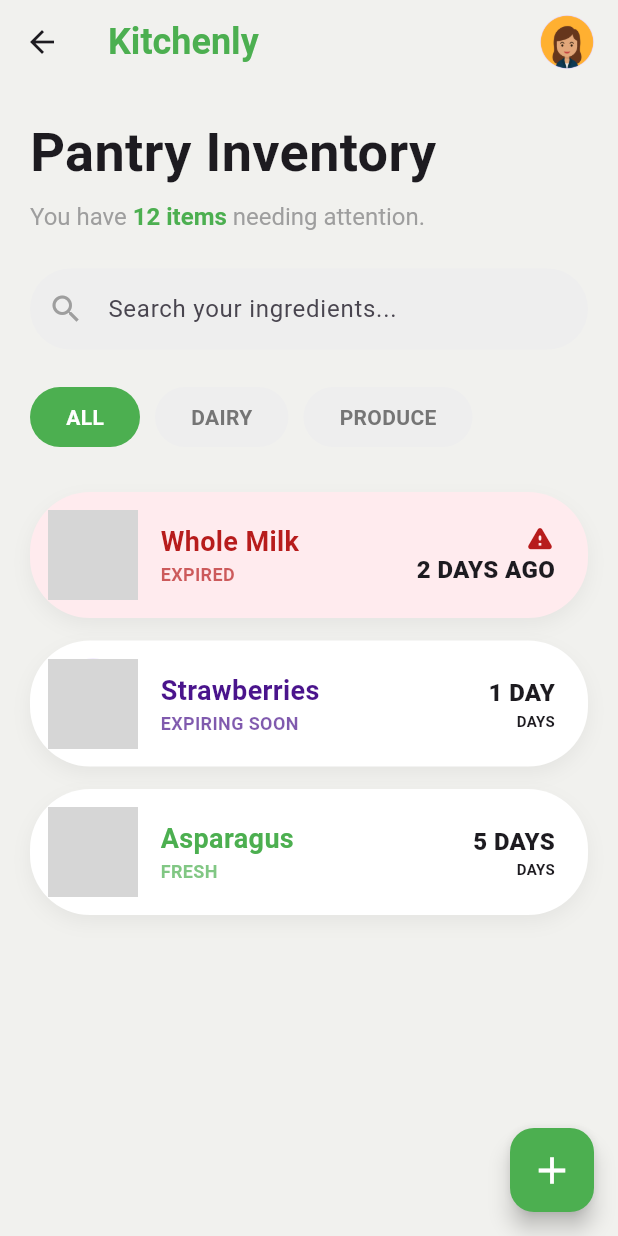
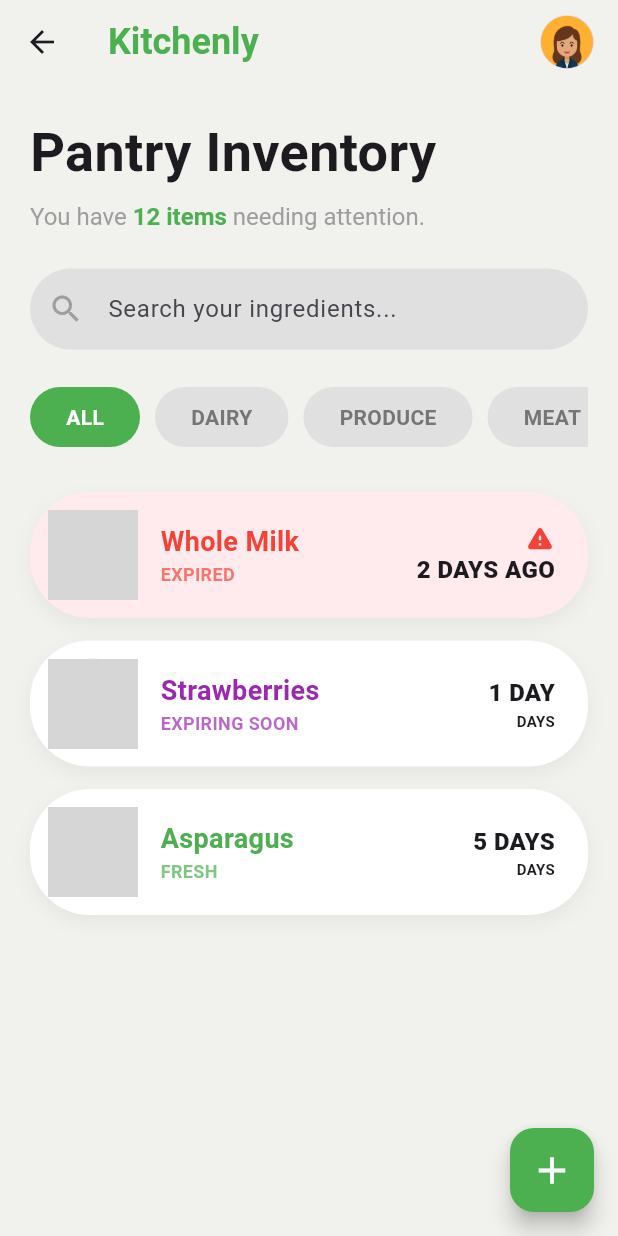
Before and after one commit to MariamElbeshbeeshy/Smart-Kitchen, a Flutter app: the PantryInventoryScreen screen opened directly, on a phone screen of 412 x 824 dp. Run offline on Flutter 3.47's test engine with Material 3 defaults, Android fonts, the phone set to English and light mode, and no system bars; grey boxes are pictures that could not be loaded.

Commit message:
Implement pantry inventory features with UI components and models

```diff
--- a/lib/main.dart
+++ b/lib/main.dart
@@ -10,6 +10,9 @@ class MainApp extends StatelessWidget {
 
   @override
   Widget build(BuildContext context) {
-    return const MaterialApp(home: NavigationView());
+    return const MaterialApp(
+      debugShowCheckedModeBanner: false,
+      home: NavigationView(),
+    );
   }
 }
--- /dev/null
+++ b/lib/models/pantry_item_model.dart
@@ -0,0 +1,83 @@
+import 'package:flutter/material.dart';
+
+enum PantryStatus { expired, expiringSoon, fresh }
+
+class PantryItemModel {
+  final String name;
+  final DateTime expiryDate;
+  final int quantity;
+  final String image;
+  final String category;
+
+  const PantryItemModel({
+    required this.name,
+    required this.expiryDate,
+    required this.quantity,
+    required this.image,
+    required this.category,
+  });
+
+  PantryStatus get status {
+    final now = DateTime.now();
+    final difference = expiryDate
+        .difference(DateTime(now.year, now.month, now.day))
+        .inDays;
+
+    if (difference < 0) {
+      return PantryStatus.expired;
+    } else if (difference <= 2) {
+      return PantryStatus.expiringSoon;
+    } else {
+      return PantryStatus.fresh;
+    }
+  }
+
+  String get statusText {
+    switch (status) {
+      case PantryStatus.expired:
+        return 'EXPIRED';
+      case PantryStatus.expiringSoon:
+        return 'EXPIRING SOON';
+      case PantryStatus.fresh:
+        return 'FRESH';
+    }
+  }
+
+  String get timeInfoText {
+    final now = DateTime.now();
+    final difference = expiryDate
+        .difference(DateTime(now.year, now.month, now.day))
+        .inDays;
+    if (difference < 0) {
+      return '${difference.abs()} ${difference.abs() == 1 ? "DAY" : "DAYS"} AGO';
+    } else if (difference == 0) {
+      return 'TODAY';
+    } else {
+      return '$difference';
+    }
+  }
+
+  Color get statusColor {
+    switch (status) {
+      case PantryStatus.expired:
+        return Color(0xffA70138);
+      case PantryStatus.expiringSoon:
+        return Color(0xff6D3453);
+      case PantryStatus.fresh:
+        return Color(0xff3E6358);
+    }
+  }
+
+  Color get cardColor {
+    switch (status) {
+      case PantryStatus.expired:
+        return const Color(0xFFFFEFEF);
+      case PantryStatus.expiringSoon:
+        return Colors.white;
+      case PantryStatus.fresh:
+        return Colors.white;
+    }
+  }
+
+  bool get showWarning => status == PantryStatus.expired;
+}
--- a/lib/views/navigation_view.dart
+++ b/lib/views/navigation_view.dart
@@ -14,9 +14,9 @@ class _NavigationViewState extends State<NavigationView> {
   int _selectedIndex = 2;
 
   final List<Widget> _pages = [
-    Center(child: Text("welcome in Home")),
     PantryInventoryScreen(),
     Center(child: Text("welcome in AI Cook")),
+    Center(child: Text("welcome in Home")),
     Center(child: Text("welcome in Cart")),
     Center(child: Text("welcome in Profile")),
   ];
@@ -59,10 +59,6 @@ class _NavigationViewState extends State<NavigationView> {
             unselectedLabelStyle: const TextStyle(fontSize: 12),
             items: [
               BottomNavigationBarItem(
-                icon: Icon(Icons.home_filled),
-                label: "Home",
-              ),
-              BottomNavigationBarItem(
                 icon: Icon(Icons.inventory_2_outlined),
                 label: "Inventory",
               ),
@@ -70,6 +66,10 @@ class _NavigationViewState extends State<NavigationView> {
               BottomNavigationBarItem(
                 icon: Icon(Icons.smart_toy_outlined),
                 label: "AI Cook",
+              ),
+              BottomNavigationBarItem(
+                icon: Icon(Icons.home_filled),
+                label: "Home",
               ),
 
               BottomNavigationBarItem(
--- a/lib/views/pantry/pantry_view.dart
+++ b/lib/views/pantry/pantry_view.dart
@@ -1,5 +1,10 @@
 import 'package:flutter/material.dart';
 import 'package:smart_kitchen/helper/constants.dart';
+import 'package:smart_kitchen/widgets/category_filters.dart';
+import 'package:smart_kitchen/widgets/custom_appbar.dart';
+import 'package:smart_kitchen/widgets/pantry_header.dart';
+import 'package:smart_kitchen/widgets/pantry_list.dart';
+import 'package:smart_kitchen/widgets/pantry_search_bar.dart';
 
 class PantryInventoryScreen extends StatelessWidget {
   const PantryInventoryScreen({super.key});
@@ -7,237 +12,29 @@ class PantryInventoryScreen extends StatelessWidget {
   @override
   Widget build(BuildContext context) {
     return Scaffold(
-      backgroundColor: kBackgroundColor, // #f5fbef
-      appBar: _buildAppBar(),
+      backgroundColor: kBackgroundColor,
+      appBar: const PantryAppBar(),
       floatingActionButton: FloatingActionButton(
         onPressed: () {},
-        backgroundColor: kPrimaryColor, // #4caf50
+        backgroundColor: kPrimaryColor,
         child: const Icon(Icons.add, color: Colors.white, size: 30),
       ),
-      body: SingleChildScrollView(
-        padding: const EdgeInsets.symmetric(horizontal: 20),
+      body: const SingleChildScrollView(
+        padding: EdgeInsets.symmetric(horizontal: 20),
         child: Column(
           crossAxisAlignment: CrossAxisAlignment.start,
           children: [
-            const SizedBox(height: 20),
-            _buildHeader(),
-            const SizedBox(height: 25),
-            _buildSearchBar(),
-            const SizedBox(height: 25),
-            _buildCategoryFilters(),
-            const SizedBox(height: 30),
-            _buildInventoryList(),
+            SizedBox(height: 20),
+            PantryHeader(itemCount: 12),
+            SizedBox(height: 25),
+            PantrySearchBar(),
+            SizedBox(height: 25),
+            CategoryFilters(),
+            SizedBox(height: 30),
+            PantryList(),
           ],
         ),
       ),
     );
   }
-
-  PreferredSizeWidget _buildAppBar() {
-    return AppBar(
-      backgroundColor: Colors.transparent,
-      elevation: 0,
-      title: Text(
-        'Kitchenly',
-        style: TextStyle(
-          color: kPrimaryColor, // #097622
-          fontWeight: FontWeight.bold,
-          fontSize: 24,
-        ),
-      ),
-      actions: [
-        Padding(
-          padding: const EdgeInsets.only(right: 16),
-          child: CircleAvatar(
-            radius: 18,
-            backgroundImage: AssetImage(
-              'assets/images/pngtree-women-cartoon-avatar-in-flat-style-png-image_6110776.png',
-            ), // Using Mariam's profile image
-          ),
-        ),
-      ],
-    );
-  }
-
-  Widget _buildHeader() {
-    return Column(
-      crossAxisAlignment: CrossAxisAlignment.start,
-      children: [
-        const Text(
-          'Pantry Inventory',
-          style: TextStyle(fontSize: 36, fontWeight: FontWeight.w700),
-        ),
-        const SizedBox(height: 8),
-        RichText(
-          text: TextSpan(
-            style: const TextStyle(color: Colors.grey, fontSize: 16),
-            children: [
-              const TextSpan(text: 'You have '),
-              TextSpan(
-                text: '12 items',
-                style: TextStyle(
-                  color: kPrimaryColor,
-                  fontWeight: FontWeight.bold,
-                ),
-              ),
-              const TextSpan(text: ' needing attention.'),
-            ],
-          ),
-        ),
-      ],
-    );
-  }
-
-  Widget _buildSearchBar() {
-    return Container(
-      decoration: BoxDecoration(
-        color: Colors.grey[200],
-        borderRadius: BorderRadius.circular(30),
-      ),
-      child: const TextField(
-        decoration: InputDecoration(
-          hintText: 'Search your ingredients...',
-          prefixIcon: Icon(Icons.search, color: Colors.grey),
-          border: InputBorder.none,
-          contentPadding: EdgeInsets.symmetric(vertical: 15),
-        ),
-      ),
-    );
-  }
-
-  Widget _buildCategoryFilters() {
-    return Row(
-      children: [
-        _filterChip('ALL', isSelected: true),
-        const SizedBox(width: 10),
-        _filterChip('DAIRY'),
-        const SizedBox(width: 10),
-        _filterChip('PRODUCE'),
-      ],
-    );
-  }
-
-  Widget _filterChip(String label, {bool isSelected = false}) {
-    return Container(
-      padding: const EdgeInsets.symmetric(horizontal: 24, vertical: 10),
-      decoration: BoxDecoration(
-        color: isSelected ? kPrimaryColor : Colors.grey[200],
-        borderRadius: BorderRadius.circular(20),
-      ),
-      child: Text(
-        label,
-        style: TextStyle(
-          color: isSelected ? Colors.white : Colors.grey[600],
-          fontWeight: FontWeight.bold,
-        ),
-      ),
-    );
-  }
-
-  Widget _buildInventoryList() {
-    // These would typically come from your Cubit state
-    return Column(
-      children: [
-        _inventoryCard(
-          name: 'Whole Milk',
-          status: 'EXPIRED',
-          timeInfo: '2 DAYS AGO',
-          image: 'assets/images/milk.png',
-          cardColor: const Color(0xFFFFEBEE), // Light red for expired
-          statusColor: Colors.red[900]!,
-          showWarning: true,
-        ),
-        _inventoryCard(
-          name: 'Strawberries',
-          status: 'EXPIRING SOON',
-          timeInfo: '1 DAY',
-          image: 'assets/images/strawberries.png',
-          statusColor: Colors.purple[900]!,
-        ),
-        _inventoryCard(
-          name: 'Asparagus',
-          status: 'FRESH',
-          timeInfo: '5 DAYS',
-          image: 'assets/images/asparagus.png',
-          statusColor: kPrimaryColor,
-        ),
-        // Add more items here...
-      ],
-    );
-  }
-
-  Widget _inventoryCard({
-    required String name,
-    required String status,
-    required String timeInfo,
-    required String image,
-    required Color statusColor,
-    Color cardColor = Colors.white,
-    bool showWarning = false,
-  }) {
-    return Container(
-      margin: const EdgeInsets.only(bottom: 15),
-      padding: const EdgeInsets.all(12),
-      decoration: BoxDecoration(
-        color: cardColor,
-        borderRadius: BorderRadius.circular(40),
-        boxShadow: [
-          BoxShadow(
-            color: Colors.black.withOpacity(0.05),
-            blurRadius: 10,
-            offset: const Offset(0, 5),
-          ),
-        ],
-      ),
-      child: Row(
-        children: [
-          CircleAvatar(radius: 30, backgroundImage: AssetImage(image)),
-          const SizedBox(width: 15),
-          Expanded(
-            child: Column(
-              crossAxisAlignment: CrossAxisAlignment.start,
-              children: [
-                Text(
-                  name,
-                  style: TextStyle(
-                    fontSize: 18,
-                    fontWeight: FontWeight.bold,
-                    color: statusColor,
-                  ),
-                ),
-                Text(
-                  status,
-                  style: TextStyle(
-                    fontSize: 12,
-                    fontWeight: FontWeight.bold,
-                    color: statusColor.withOpacity(0.7),
-                  ),
-                ),
-              ],
-            ),
-          ),
-          Column(
-            crossAxisAlignment: CrossAxisAlignment.end,
-            children: [
-              if (showWarning)
-                Icon(Icons.warning_rounded, color: statusColor, size: 20),
-              Text(
-                timeInfo,
-                style: const TextStyle(
-                  fontWeight: FontWeight.w900,
-                  fontSize: 16,
-                ),
-              ),
-              if (!showWarning)
-                const Text(
-                  'DAYS',
-                  style: TextStyle(fontSize: 10, fontWeight: FontWeight.bold),
-                ),
-            ],
-          ),
-          const SizedBox(width: 10),
-        ],
-      ),
-    );
-  }
 }
--- /dev/null
+++ b/lib/widgets/category_filters.dart
@@ -0,0 +1,51 @@
+import 'package:flutter/material.dart';
+import 'package:smart_kitchen/helper/constants.dart';
+
+class CategoryFilters extends StatefulWidget {
+  const CategoryFilters({super.key});
+
+  @override
+  State<CategoryFilters> createState() => _CategoryFiltersState();
+}
+
+class _CategoryFiltersState extends State<CategoryFilters> {
+  String _selectedCategory = 'ALL';
+  final List<String> _categories = ['ALL', 'DAIRY', 'PRODUCE', 'MEAT'];
+
+  @override
+  Widget build(BuildContext context) {
+    return SingleChildScrollView(
+      scrollDirection: Axis.horizontal,
+      child: Row(
+        children: _categories.map((category) {
+          final isSelected = _selectedCategory == category;
+          return Padding(
+            padding: const EdgeInsets.only(right: 10),
+            child: GestureDetector(
+              onTap: () {
+                setState(() {
+                  _selectedCategory = category;
+                });
+              },
+              child: AnimatedContainer(
+                duration: const Duration(milliseconds: 200),
+                padding: const EdgeInsets.symmetric(horizontal: 24, vertical: 10),
+                decoration: BoxDecoration(
+                  color: isSelected ? kPrimaryColor : Colors.grey[300],
+                  borderRadius: BorderRadius.circular(25),
+                ),
+                child: Text(
+                  category,
+                  style: TextStyle(
+                    color: isSelected ? Colors.white : Colors.grey[600],
+                    fontWeight: FontWeight.bold,
+                  ),
+                ),
+              ),
+            ),
+          );
+        }).toList(),
+      ),
+    );
+  }
+}
--- /dev/null
+++ b/lib/widgets/custom_appbar.dart
@@ -0,0 +1,36 @@
+import 'package:flutter/material.dart';
+import 'package:smart_kitchen/helper/constants.dart';
+
+class PantryAppBar extends StatelessWidget implements PreferredSizeWidget {
+  const PantryAppBar({super.key});
+
+  @override
+  Widget build(BuildContext context) {
+    return AppBar(
+      backgroundColor: Colors.transparent,
+      elevation: 0,
+      title: const Text(
+        'Kitchenly',
+        style: TextStyle(
+          color: kPrimaryColor,
+          fontWeight: FontWeight.bold,
+          fontSize: 24,
+        ),
+      ),
+      actions: const [
+        Padding(
+          padding: EdgeInsets.only(right: 16),
+          child: CircleAvatar(
+            radius: 18,
+            backgroundImage: AssetImage(
+              'assets/images/pngtree-women-cartoon-avatar-in-flat-style-png-image_6110776.png',
+            ),
+          ),
+        ),
+      ],
+    );
+  }
+
+  @override
+  Size get preferredSize => const Size.fromHeight(kToolbarHeight);
+}
--- /dev/null
+++ b/lib/widgets/pantry_card.dart
@@ -0,0 +1,78 @@
+import 'package:flutter/material.dart';
+
+class PantryCard extends StatelessWidget {
+  final String name;
+  final String status;
+  final String timeInfo;
+  final String image;
+  final Color statusColor;
+  final Color cardColor;
+  final bool showWarning;
+
+  const PantryCard({
+    super.key,
+    required this.name,
+    required this.status,
+    required this.timeInfo,
+    required this.image,
+    required this.statusColor,
+    this.cardColor = Colors.white,
+    this.showWarning = false,
+  });
+
+  @override
+  Widget build(BuildContext context) {
+    return Container(
+      margin: const EdgeInsets.only(bottom: 15),
+      padding: const EdgeInsets.all(12),
+      decoration: BoxDecoration(
+        color: cardColor,
+        borderRadius: BorderRadius.circular(40),
+        boxShadow: [
+          BoxShadow(
+            color: Colors.black.withOpacity(0.05),
+            blurRadius: 10,
+            offset: const Offset(0, 5),
+          ),
+        ],
+      ),
+      child: Row(
+        children: [
+          CircleAvatar(radius: 30, backgroundImage: AssetImage(image)),
+          const SizedBox(width: 15),
+          Expanded(
+            child: Column(
+              crossAxisAlignment: CrossAxisAlignment.start,
+              children: [
+                Text(
+                  name,
+                  style: TextStyle(fontSize: 18, fontWeight: FontWeight.bold, color: statusColor),
+                ),
+                Text(
+                  status,
+                  style: TextStyle(fontSize: 12, fontWeight: FontWeight.bold, color: statusColor.withOpacity(0.7)),
+                ),
+              ],
+            ),
+          ),
+          Column(
+            crossAxisAlignment: CrossAxisAlignment.end,
+            children: [
+              if (showWarning) Icon(Icons.warning_rounded, color: statusColor, size: 20),
+              Text(
+                timeInfo,
+                style: const TextStyle(fontWeight: FontWeight.w900, fontSize: 16),
+              ),
+              if (!showWarning)
+                const Text(
+                  'DAYS',
+                  style: TextStyle(fontSize: 10, fontWeight: FontWeight.bold),
+                ),
+            ],
+          ),
+          const SizedBox(width: 10),
+        ],
+      ),
+    );
+  }
+}
--- /dev/null
+++ b/lib/widgets/pantry_header.dart
@@ -0,0 +1,38 @@
+import 'package:flutter/material.dart';
+import 'package:smart_kitchen/helper/constants.dart';
+
+class PantryHeader extends StatelessWidget {
+  final int itemCount;
+
+  const PantryHeader({super.key, required this.itemCount});
+
+  @override
+  Widget build(BuildContext context) {
+    return Column(
+      crossAxisAlignment: CrossAxisAlignment.start,
+      children: [
+        const Text(
+          'Pantry Inventory',
+          style: TextStyle(fontSize: 36, fontWeight: FontWeight.w700),
+        ),
+        const SizedBox(height: 8),
+        RichText(
+          text: TextSpan(
+            style: const TextStyle(color: Colors.grey, fontSize: 16),
+            children: [
+              const TextSpan(text: 'You have '),
+              TextSpan(
+                text: '$itemCount items',
+                style: const TextStyle(
+                  color: kPrimaryColor,
+                  fontWeight: FontWeight.bold,
+                ),
+              ),
+              const TextSpan(text: ' needing attention.'),
+            ],
+          ),
+        ),
+      ],
+    );
+  }
+}
--- /dev/null
+++ b/lib/widgets/pantry_list.dart
@@ -0,0 +1,38 @@
+import 'package:flutter/material.dart';
+import 'package:smart_kitchen/helper/constants.dart';
+import 'package:smart_kitchen/widgets/pantry_card.dart';
+
+class PantryList extends StatelessWidget {
+  const PantryList({super.key});
+
+  @override
+  Widget build(BuildContext context) {
+    return const Column(
+      children: [
+        PantryCard(
+          name: 'Whole Milk',
+          status: 'EXPIRED',
+          timeInfo: '2 DAYS AGO',
+          image: 'assets/images/milk.png',
+          cardColor: Color(0xFFFFEBEE),
+          statusColor: Colors.red,
+          showWarning: true,
+        ),
+        PantryCard(
+          name: 'Strawberries',
+          status: 'EXPIRING SOON',
+          timeInfo: '1 DAY',
+          image: 'assets/images/strawberries.png',
+          statusColor: Colors.purple,
+        ),
+        PantryCard(
+          name: 'Asparagus',
+          status: 'FRESH',
+          timeInfo: '5 DAYS',
+          image: 'assets/images/asparagus.png',
+          statusColor: kPrimaryColor,
+        ),
+      ],
+    );
+  }
+}
--- /dev/null
+++ b/lib/widgets/pantry_search_bar.dart
@@ -0,0 +1,23 @@
+import 'package:flutter/material.dart';
+
+class PantrySearchBar extends StatelessWidget {
+  const PantrySearchBar({super.key});
+
+  @override
+  Widget build(BuildContext context) {
+    return Container(
+      decoration: BoxDecoration(
+        color: Colors.grey[300],
+        borderRadius: BorderRadius.circular(30),
+      ),
+      child: const TextField(
+        decoration: InputDecoration(
+          hintText: 'Search your ingredients...',
+          prefixIcon: Icon(Icons.search, color: Colors.grey),
+          border: InputBorder.none,
+          contentPadding: EdgeInsets.symmetric(vertical: 15),
+        ),
+      ),
+    );
+  }
+}
```
Also changed, not shown: lib/models/model.dart (deleted).
